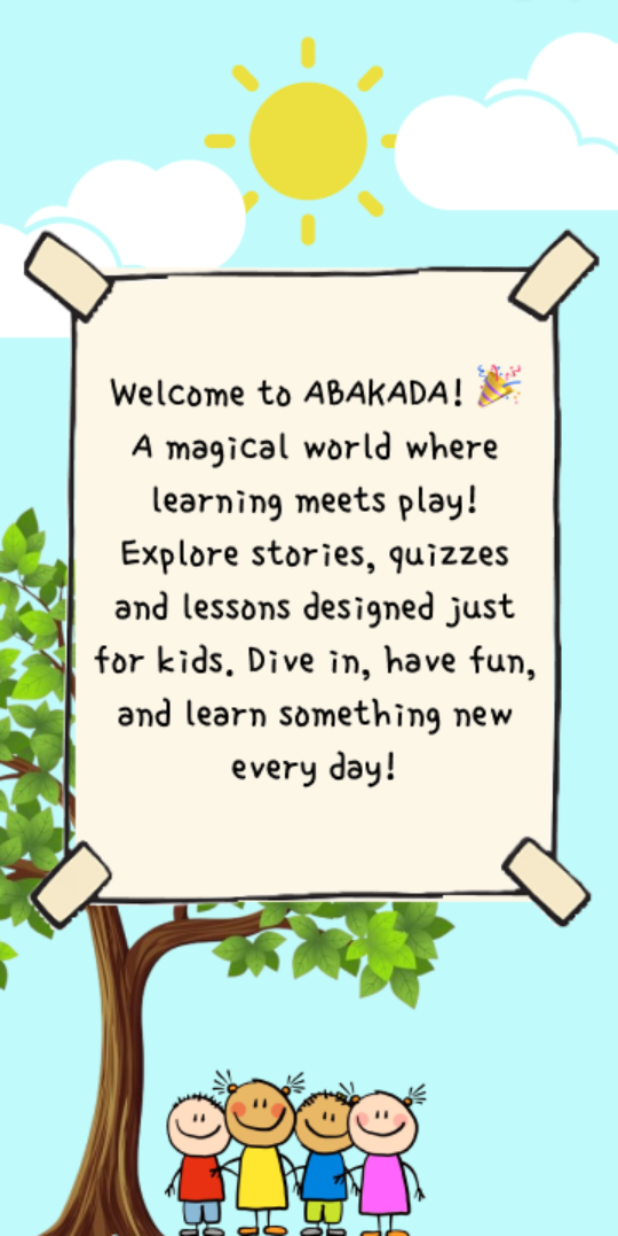
After one commit to RAIN-20/ABAKADA, an Android app: the AboutUs screen opened directly, with no data from a screen before it, on a phone screen of 412 x 824 dp. The commit adds this screen. Run offline under Robolectric (Android 15) with nearby library versions, the phone set to English and light mode, and no system bars.

Commit message:
working about us activity

```diff
--- /dev/null
+++ b/app/src/main/java/com/example/abakada/AboutUs.kt
@@ -0,0 +1,11 @@
+package com.example.abakada
+
+import androidx.appcompat.app.AppCompatActivity
+import android.os.Bundle
+
+class AboutUs : AppCompatActivity() {
+    override fun onCreate(savedInstanceState: Bundle?) {
+        super.onCreate(savedInstanceState)
+        setContentView(R.layout.activity_about_us)
+    }
+}
--- /dev/null
+++ b/app/src/main/res/layout/activity_about_us.xml
@@ -0,0 +1,12 @@
+<?xml version="1.0" encoding="utf-8"?>
+<androidx.constraintlayout.widget.ConstraintLayout xmlns:android="http://schemas.android.com/apk/res/android"
+    xmlns:app="http://schemas.android.com/apk/res-auto"
+    xmlns:tools="http://schemas.android.com/tools"
+    android:layout_width="match_parent"
+    android:layout_height="match_parent"
+    tools:context=".AboutUs"
+    android:background="@drawable/aboutus"
+    >
+
+
+</androidx.constraintlayout.widget.ConstraintLayout>
--- a/app/src/main/res/layout/activity_home_screen.xml
+++ b/app/src/main/res/layout/activity_home_screen.xml
@@ -41,6 +41,7 @@
                 android:orientation="vertical">
 
                 <ImageView
+                    android:id="@+id/image_story_books"
                     android:layout_width="wrap_content"
                     android:layout_height="wrap_content"
 
@@ -71,6 +72,7 @@
                 android:orientation="vertical">
 
                 <ImageView
+                    android:id="@+id/image_modules"
                     android:layout_width="wrap_content"
                     android:layout_height="wrap_content"
                     android:src="@drawable/bookbulb" />
@@ -101,6 +103,7 @@
                 android:orientation="vertical">
 
                 <ImageView
+                    android:id="@+id/image_quizzes"
                     android:layout_width="wrap_content"
                     android:layout_height="wrap_content"
                     android:src="@drawable/ribbontarget" />
@@ -128,6 +131,7 @@
                 android:orientation="vertical">
 
                 <ImageView
+                    android:id="@+id/image_about_us"
                     android:layout_width="wrap_content"
                     android:layout_height="wrap_content"
                     android:src="@drawable/boy" />
```
Also changed, not shown: app/src/main/AndroidManifest.xml (+5 -2 lines), app/src/main/java/com/example/abakada/HomeScreen.kt (+29 -0 lines), app/src/main/res/drawable/aboutus.png (added).
